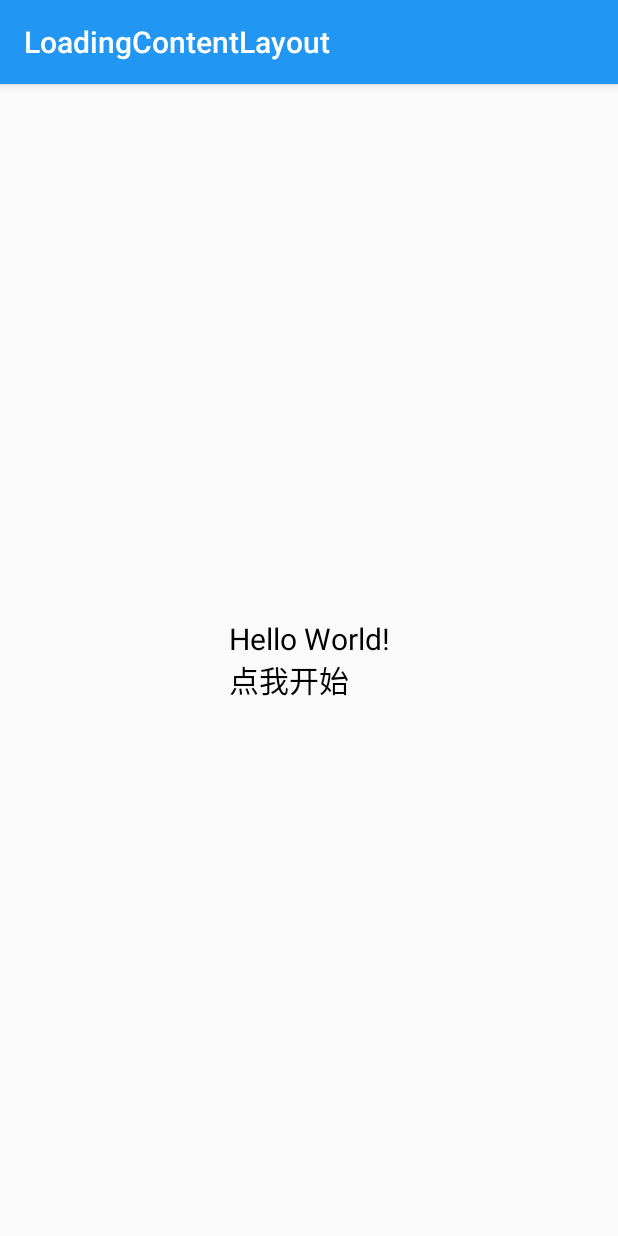
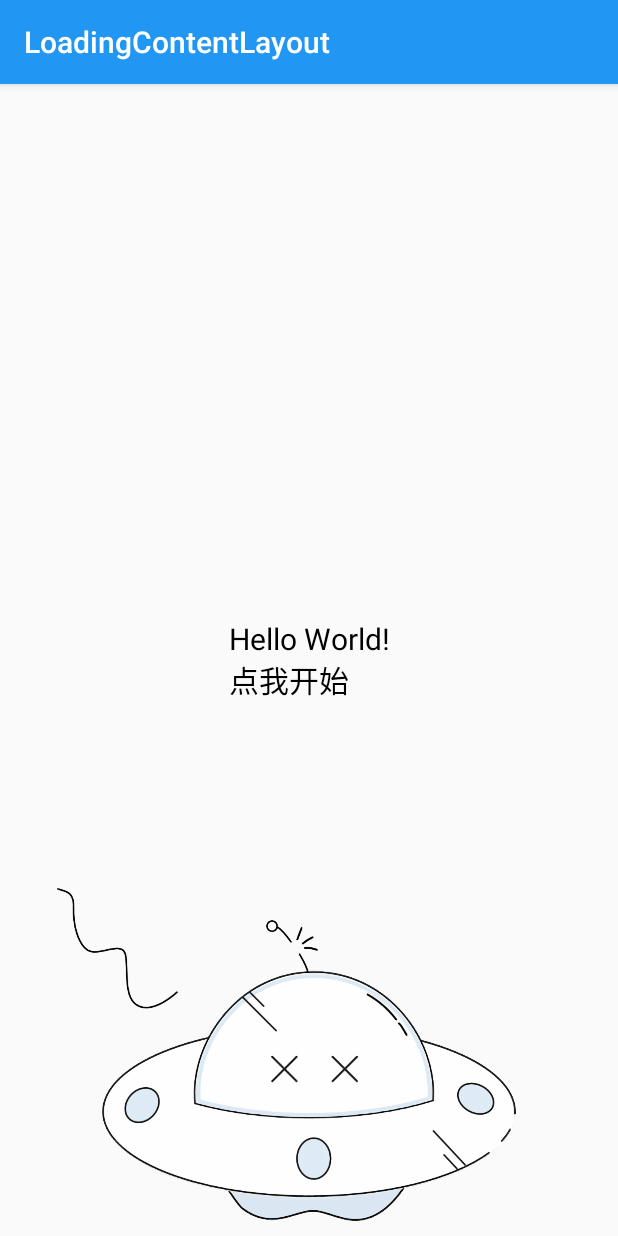
Before and after one commit to Attect/LoadingContentLayout, an Android app: the UFOStyleActivity screen opened directly, with no data from a screen before it, on a phone screen of 412 x 824 dp. Run offline under Robolectric (Android 15) with nearby library versions, the phone set to English and light mode, and no system bars; 3 statements that could not run were skipped.

Commit message:
可配置模糊效果作为背景

```diff
--- a/app/src/main/res/layout/activity_main.xml
+++ b/app/src/main/res/layout/activity_main.xml
@@ -6,6 +6,7 @@
         android:layout_height="match_parent"
         android:id="@+id/loadingContentLayout"
         app:lcl_blur_radius="20dp"
+        app:lcl_blur_animation_time="2000"
         >
 
     <androidx.constraintlayout.widget.ConstraintLayout
--- a/app/src/main/res/layout/activity_ufo_style.xml
+++ b/app/src/main/res/layout/activity_ufo_style.xml
@@ -19,11 +19,14 @@
             app:lcl_failed_text="加载失败"
             app:lcl_loading_character="@array/ufo_loading"
             app:lcl_loading_character_fps="60"
-        app:lcl_loading_text="加载中">
+            app:lcl_loading_text="加载中"
+            app:lcl_blur_animation_time="2000"
+            app:lcl_blur_radius="20dp">
 
         <androidx.constraintlayout.widget.ConstraintLayout
                 android:layout_width="match_parent"
                 android:layout_height="match_parent">
+
             <TextView
                     android:id="@+id/textView"
                     android:layout_width="wrap_content"
@@ -34,7 +37,15 @@
                     app:layout_constraintTop_toTopOf="parent"
                     app:layout_constraintBottom_toBottomOf="parent"
                     app:layout_constraintLeft_toLeftOf="parent"
+                    app:layout_constraintRight_toRightOf="parent" />
+
+            <androidx.appcompat.widget.AppCompatImageView
+                    android:layout_width="wrap_content"
+                    android:layout_height="wrap_content"
+                    app:layout_constraintBottom_toBottomOf="parent"
+                    app:layout_constraintLeft_toLeftOf="parent"
                     app:layout_constraintRight_toRightOf="parent"
+                    app:srcCompat="@drawable/ui_waifu2x_ufo_loading_failed"
                     />
         </androidx.constraintlayout.widget.ConstraintLayout>
 
--- a/build.gradle
+++ b/build.gradle
@@ -8,7 +8,7 @@ buildscript {
 
     }
     dependencies {
-        classpath 'com.android.tools.build:gradle:3.4.0'
+        classpath 'com.android.tools.build:gradle:3.4.1'
         classpath "org.jetbrains.kotlin:kotlin-gradle-plugin:$kotlin_version"
         // NOTE: Do not place your application dependencies here; they belong
         // in the individual module build.gradle files
--- a/loadingcontentlayout/src/main/res/layout/load_layout.xml
+++ b/loadingcontentlayout/src/main/res/layout/load_layout.xml
@@ -2,7 +2,6 @@
 <androidx.constraintlayout.widget.ConstraintLayout xmlns:android="http://schemas.android.com/apk/res/android"
     xmlns:app="http://schemas.android.com/apk/res-auto"
     xmlns:tools="http://schemas.android.com/tools"
-    android:id="@+id/constraintLayout"
     android:layout_width="match_parent"
     android:layout_height="match_parent"
         android:clickable="true"
```
Also changed, not shown: loadingcontentlayout/src/main/java/studio/attect/ui/LoadingContentLayout.kt (+33 -13 lines). Lines whose indentation alone changed are shown as unchanged.
